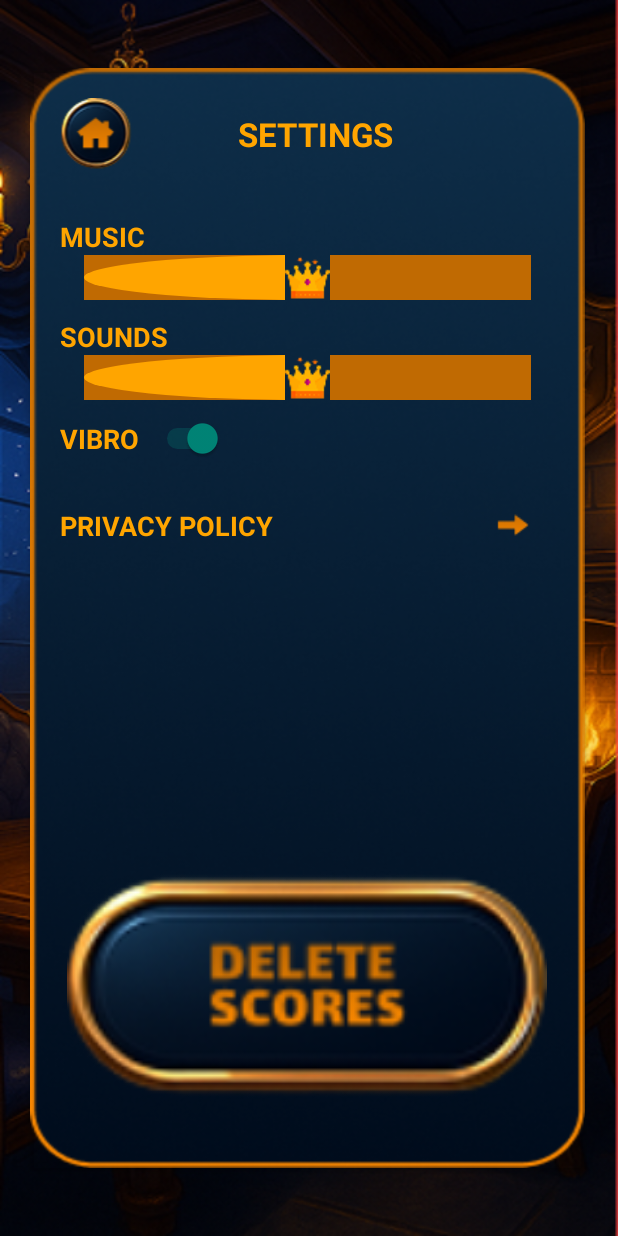
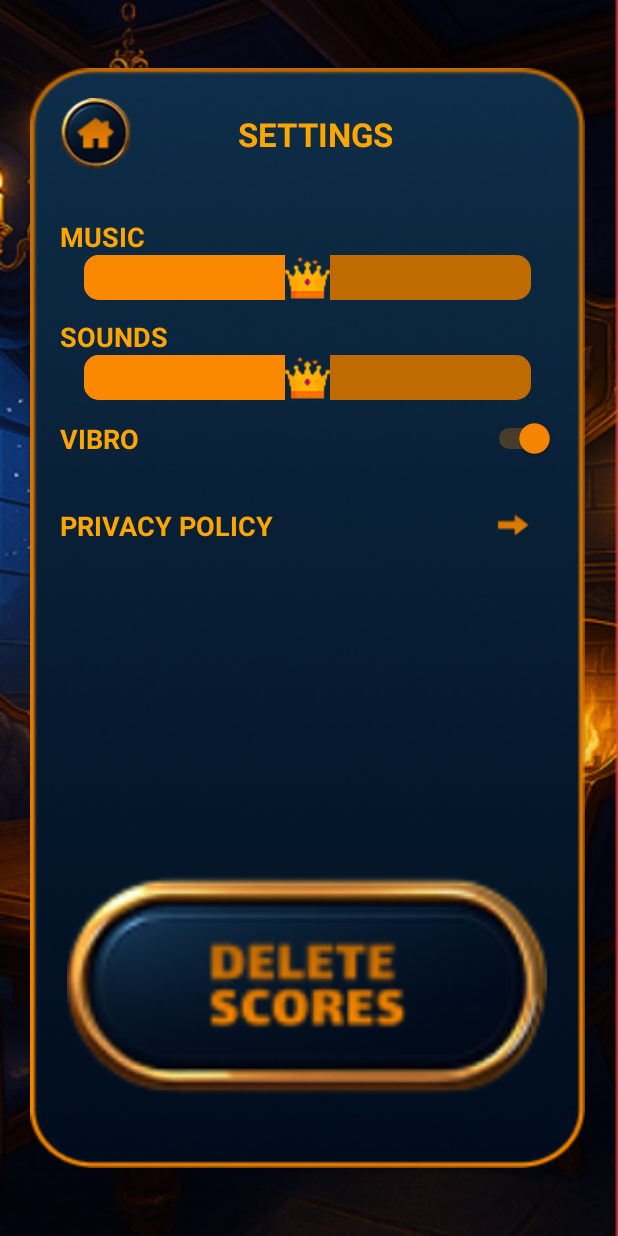
Before and after one commit to dmitryS1666/bet_king, an Android app built with Jetpack Compose: the screen it shows after launch (MainActivity), after a tap on an icon or button, on a phone screen of 412 x 824 dp. Run offline under Robolectric (Android 15) with nearby library versions, the phone set to English and light mode, and no system bars; pictures from the network do not load.

Commit message:
settings done

```diff
--- a/app/src/main/AndroidManifest.xml
+++ b/app/src/main/AndroidManifest.xml
@@ -15,7 +15,8 @@
         android:theme="@style/Theme.KettBing"
         android:windowSoftInputMode="adjustResize"
         android:usesCleartextTraffic="false"
-        tools:targetApi="31">
+        tools:targetApi="31"
+        android:enableOnBackInvokedCallback="true">
 
         <!-- Стартовая активити -->
         <activity
--- a/app/src/main/java/com/kett/bing/MainActivity.kt
+++ b/app/src/main/java/com/kett/bing/MainActivity.kt
@@ -138,6 +138,7 @@ class MainActivity : AppCompatActivity() {
         supportFragmentManager.popBackStack(null, FragmentManager.POP_BACK_STACK_INCLUSIVE)
         supportFragmentManager.beginTransaction()
             .replace(R.id.mainFragmentContainer, fragment)
+            .addToBackStack(null)
             .commit()
     }
 
--- a/app/src/main/java/com/kett/bing/MusicPlayerManager.kt
+++ b/app/src/main/java/com/kett/bing/MusicPlayerManager.kt
@@ -9,14 +9,21 @@ object MusicPlayerManager {
     fun start(context: Context) {
         val prefs = context.getSharedPreferences("app_settings", Context.MODE_PRIVATE)
         val enabled = prefs.getBoolean("sound_enabled", true)
+        val volume = prefs.getInt("music_volume", 50) / 100f
 
         if (!enabled) return
 
         if (mediaPlayer == null) {
             mediaPlayer = MediaPlayer.create(context.applicationContext, R.raw.fon_sound)
             mediaPlayer?.isLooping = true
+            mediaPlayer?.setVolume(volume, volume)
             mediaPlayer?.start()
         }
+    }
+
+    fun setVolume(level: Int) {
+        val volume = level / 100f
+        mediaPlayer?.setVolume(volume, volume)
     }
 
     fun stop() {
--- a/app/src/main/java/com/kett/bing/ui/SettingsFragment.kt
+++ b/app/src/main/java/com/kett/bing/ui/SettingsFragment.kt
@@ -6,14 +6,16 @@ import android.os.Bundle
 import android.view.*
 import android.widget.Button
 import android.widget.ImageView
+import android.widget.LinearLayout
 import android.widget.SeekBar
 import android.widget.Switch
-import androidx.fragment.app.DialogFragment
+import android.widget.Toast
+import androidx.fragment.app.Fragment
 import com.kett.bing.BannerWebActivity
 import com.kett.bing.MusicPlayerManager
 import com.kett.bing.R
 
-class SettingsFragment : DialogFragment() {
+class SettingsFragment : Fragment() {
 
     override fun onCreateView(
         inflater: LayoutInflater, container: ViewGroup?,
@@ -30,7 +32,7 @@ class SettingsFragment : DialogFragment() {
         val musicSeekBar = view.findViewById<SeekBar>(R.id.musicVolume)
         val soundSeekBar = view.findViewById<SeekBar>(R.id.soundVolume)
         val vibrationSwitch = view.findViewById<Switch>(R.id.vibrationSwitch)
-        val webButton = view.findViewById<Button>(R.id.btnPrivacy)
+        val webButton = view.findViewById<LinearLayout>(R.id.btnPrivacy)
 
         // Настройка текущих значений (можно расширить)
         musicSeekBar.progress = prefs.getInt("music_volume", 50)
@@ -40,7 +42,7 @@ class SettingsFragment : DialogFragment() {
         musicSeekBar.setOnSeekBarChangeListener(object : SeekBar.OnSeekBarChangeListener {
             override fun onProgressChanged(sb: SeekBar?, progress: Int, fromUser: Boolean) {
                 prefs.edit().putInt("music_volume", progress).apply()
-                // можно управлять громкостью через AudioManager
+                MusicPlayerManager.setVolume(progress)
             }
 
             override fun onStartTrackingTouch(sb: SeekBar?) {}
@@ -61,11 +63,21 @@ class SettingsFragment : DialogFragment() {
         }
 
         webButton.setOnClickListener {
-            dismiss()
             val url = "https://bedkingthegame.com/policy"
             val intent = Intent(requireContext(), BannerWebActivity::class.java)
             intent.putExtra("url", url)
             startActivity(intent)
+        }
+
+        view.findViewById<Button>(R.id.deleteScoreButton).setOnClickListener {
+            // Очистка результата
+            val prefs = requireContext().getSharedPreferences("app_settings", Context.MODE_PRIVATE)
+            prefs.edit()
+                .remove("game_score") // замените на нужный ключ, если другой
+                .apply()
+
+            // Показываем Toast
+            Toast.makeText(requireContext(), "Game results cleared", Toast.LENGTH_SHORT).show()
         }
 
         view.findViewById<ImageView>(R.id.btnHome).setOnClickListener {
@@ -75,10 +87,10 @@ class SettingsFragment : DialogFragment() {
 
     override fun onStart() {
         super.onStart()
-        dialog?.window?.setLayout(
-            ViewGroup.LayoutParams.MATCH_PARENT,
-            ViewGroup.LayoutParams.WRAP_CONTENT
-        )
-        dialog?.window?.setBackgroundDrawableResource(android.R.color.transparent)
+//        dialog?.window?.setLayout(
+//            ViewGroup.LayoutParams.MATCH_PARENT,
+//            ViewGroup.LayoutParams.WRAP_CONTENT
+//        )
+//        dialog?.window?.setBackgroundDrawableResource(android.R.color.transparent)
     }
 }
--- /dev/null
+++ b/app/src/main/res/color/switch_thumb_color.xml
@@ -0,0 +1,4 @@
+<selector xmlns:android="http://schemas.android.com/apk/res/android">
+    <item android:color="#FA8800" android:state_checked="true"/>
+    <item android:color="#BFCC8400" />
+</selector>
--- /dev/null
+++ b/app/src/main/res/color/switch_track_color.xml
@@ -0,0 +1,4 @@
+<selector xmlns:android="http://schemas.android.com/apk/res/android">
+    <item android:color="#FA8800" android:state_checked="true"/> <!-- Прозрачный трек -->
+    <item android:color="#C06A02" />
+</selector>
--- a/app/src/main/res/drawable/seekbar_custom.xml
+++ b/app/src/main/res/drawable/seekbar_custom.xml
@@ -1,19 +1,20 @@
-<?xml version="1.0" encoding="utf-8"?>
 <layer-list xmlns:android="http://schemas.android.com/apk/res/android">
-    <!-- Фоновый трек -->
+    <!-- Неактивная часть (фон) -->
     <item android:id="@android:id/background">
         <shape android:shape="rectangle">
-            <size android:height="4dp" />
+            <corners android:radius="10dp" />
+            <size android:height="8dp" />
             <solid android:color="#C06A02" />
         </shape>
     </item>
 
-    <!-- Заполненная часть (прогресс) -->
+    <!-- Активная часть (прогресс) -->
     <item android:id="@android:id/progress">
         <clip>
-            <shape android:shape="oval">
-                <size android:height="4dp" />
-                <solid android:color="#FFA500" />
+            <shape android:shape="rectangle">
+                <corners android:radius="10dp" />
+                <size android:height="8dp" />
+                <solid android:color="#FA8800" />
             </shape>
         </clip>
     </item>
--- a/app/src/main/res/drawable/seekbar_thumb.xml
+++ b/app/src/main/res/drawable/seekbar_thumb.xml
@@ -1,4 +1,3 @@
-<?xml version="1.0" encoding="utf-8"?>
 <selector xmlns:android="http://schemas.android.com/apk/res/android">
     <item android:drawable="@drawable/small_king" />
 </selector>
--- a/app/src/main/res/layout/fragment_settings.xml
+++ b/app/src/main/res/layout/fragment_settings.xml
@@ -113,18 +113,20 @@
                         android:orientation="horizontal">
 
                         <TextView
-                            android:layout_width="wrap_content"
+                            android:layout_width="0dp"
                             android:layout_height="wrap_content"
+                            android:layout_weight="1"
                             android:text="VIBRO"
                             android:textColor="#FFA500"
-                            android:layout_marginEnd="8dp"
                             android:textSize="18sp"
                             android:textStyle="bold"/>
 
                         <Switch
                             android:id="@+id/vibrationSwitch"
                             android:layout_width="wrap_content"
-                            android:layout_height="wrap_content" />
+                            android:layout_height="wrap_content"
+                            android:thumbTint="@color/switch_thumb_color"
+                            android:trackTint="@color/switch_track_color"/>
                     </LinearLayout>
 
                     <!-- Privacy -->
```
